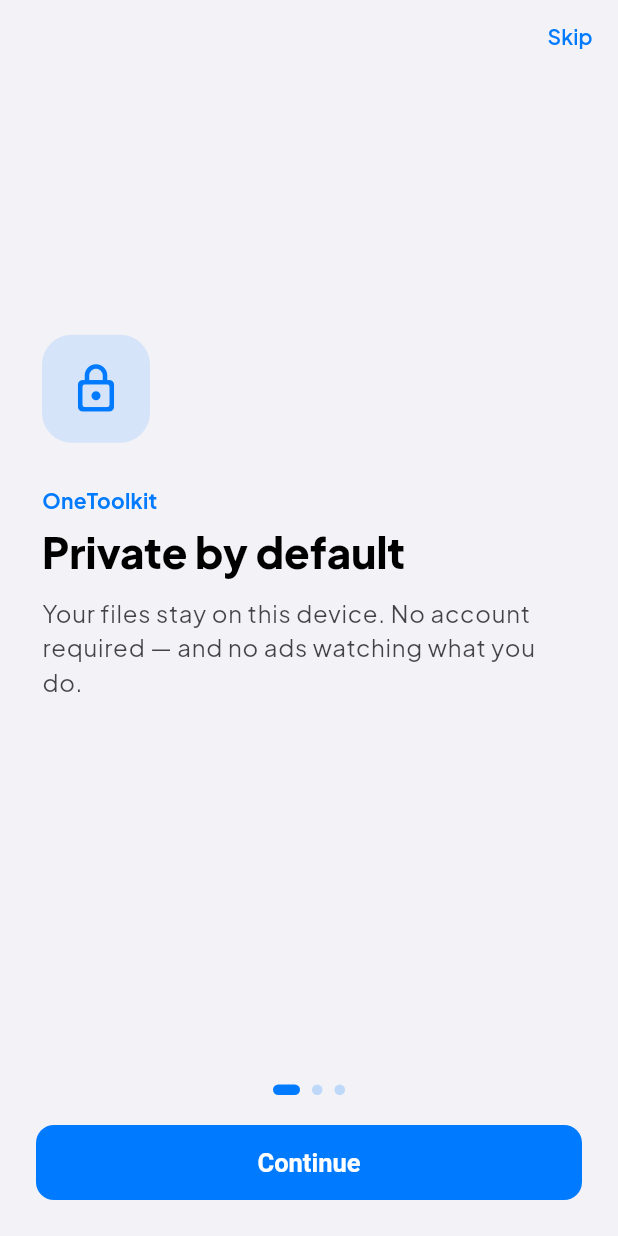
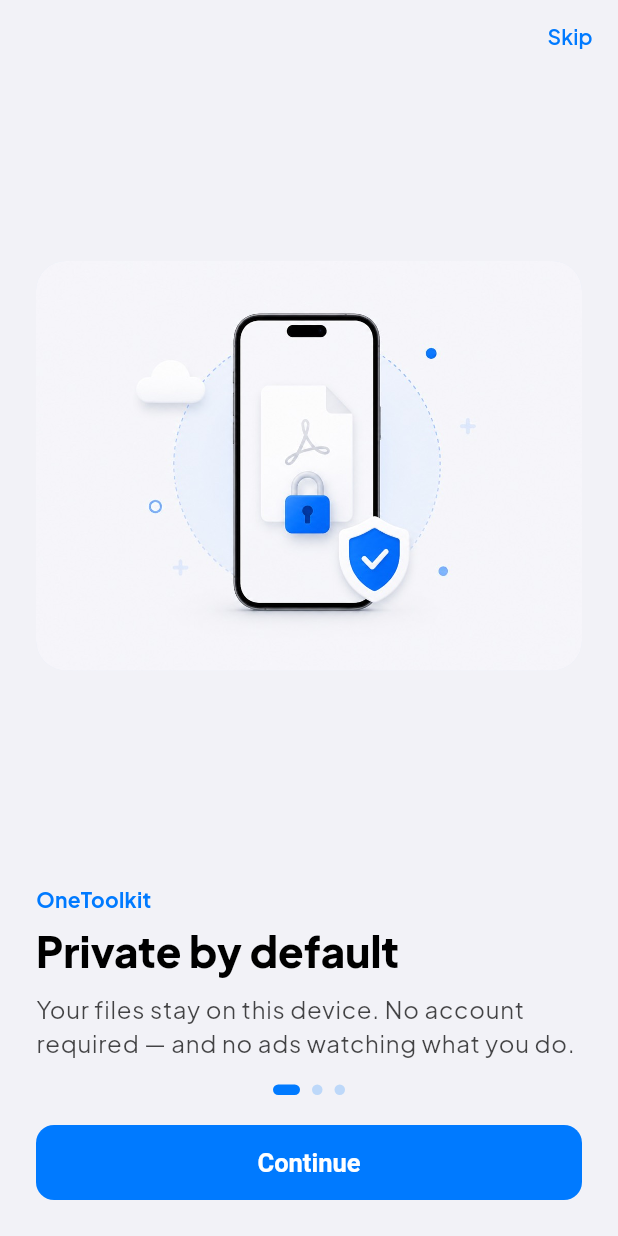
Before and after one commit to kamranibrahim/oneToolKit, a Flutter app: the screen it shows after launch, on a phone screen of 412 x 824 dp. Run offline on Flutter 3.47's test engine with Material 3 defaults, Android fonts, the phone set to English and light mode, and no system bars; our stand-ins replace barcode_widget, file_picker, flutter_image_compress, get, get_storage, google_fonts and 10 more; missing offline and left inert: cunning_document_scanner, google_mlkit_text_recognition, google_mlkit_translation, home_widget, mobile_scanner and 2 more.

Commit message:
Add illustrated pictures to the onboarding intro.
Show privacy, offline, and favorites artwork on each first-run page.

Co-authored-by: Cursor <cursoragent@cursor.com>

```diff
--- a/lib/modules/onboarding/onboarding_view.dart
+++ b/lib/modules/onboarding/onboarding_view.dart
@@ -19,21 +19,21 @@ class _OnboardingViewState extends State<OnboardingView> {
 
   static const _pages = [
     _PageData(
-      icon: Icons.lock_outline_rounded,
+      imageAsset: 'assets/onboarding/privacy.jpg',
       title: 'Private by default',
       body:
           'Your files stay on this device. No account required — and no ads watching what you do.',
       accent: AppColors.seed,
     ),
     _PageData(
-      icon: Icons.offline_bolt_outlined,
+      imageAsset: 'assets/onboarding/offline.jpg',
       title: 'Built for offline',
       body:
           'Merge PDFs, scan codes, compress images, and run everyday utilities without uploading to the cloud.',
       accent: AppColors.qr,
     ),
     _PageData(
-      icon: Icons.star_outline_rounded,
+      imageAsset: 'assets/onboarding/favorites.jpg',
       title: 'Pin what you use',
       body:
           'Favorite tools for quick access, and optionally add a OneToolkit widget to your home screen.',
@@ -87,21 +87,32 @@ class _OnboardingViewState extends State<OnboardingView> {
                 itemBuilder: (context, i) {
                   final page = _pages[i];
                   return Padding(
-                    padding: const EdgeInsets.fromLTRB(28, 12, 28, 12),
+                    padding: const EdgeInsets.fromLTRB(24, 4, 24, 8),
                     child: Column(
                       crossAxisAlignment: CrossAxisAlignment.start,
                       children: [
-                        const Spacer(flex: 2),
-                        Container(
-                          width: 72,
-                          height: 72,
-                          decoration: BoxDecoration(
-                            color: page.accent.withValues(alpha: 0.12),
-                            borderRadius: BorderRadius.circular(20),
+                        Expanded(
+                          flex: 5,
+                          child: Center(
+                            child: AspectRatio(
+                              aspectRatio: 4 / 3,
+                              child: ClipRRect(
+                                borderRadius: BorderRadius.circular(20),
+                                child: DecoratedBox(
+                                  decoration: BoxDecoration(
+                                    color: page.accent.withValues(alpha: 0.06),
+                                  ),
+                                  child: Image.asset(
+                                    page.imageAsset,
+                                    fit: BoxFit.cover,
+                                    filterQuality: FilterQuality.high,
+                                  ),
+                                ),
+                              ),
+                            ),
                           ),
-                          child: Icon(page.icon, size: 36, color: page.accent),
                         ),
-                        const SizedBox(height: 28),
+                        const SizedBox(height: 20),
                         Text(
                           AppConstants.appName,
                           style: theme.textTheme.labelLarge?.copyWith(
@@ -118,7 +129,7 @@ class _OnboardingViewState extends State<OnboardingView> {
                             height: 1.15,
                           ),
                         ),
-                        const SizedBox(height: 14),
+                        const SizedBox(height: 12),
                         Text(
                           page.body,
                           style: theme.textTheme.bodyLarge?.copyWith(
@@ -127,7 +138,7 @@ class _OnboardingViewState extends State<OnboardingView> {
                             height: 1.45,
                           ),
                         ),
-                        const Spacer(flex: 3),
+                        const SizedBox(height: 8),
                       ],
                     ),
                   );
@@ -176,13 +187,13 @@ class _OnboardingViewState extends State<OnboardingView> {
 
 class _PageData {
   const _PageData({
-    required this.icon,
+    required this.imageAsset,
     required this.title,
     required this.body,
     required this.accent,
   });
 
-  final IconData icon;
+  final String imageAsset;
   final String title;
   final String body;
   final Color accent;
--- a/pubspec.yaml
+++ b/pubspec.yaml
@@ -91,10 +91,8 @@ flutter:
   # the material Icons class.
   uses-material-design: true
 
-  # To add assets to your application, add an assets section, like this:
-  # assets:
-  #   - images/a_dot_burr.jpeg
-  #   - images/a_dot_ham.jpeg
+  assets:
+    - assets/onboarding/
 
   # An image asset can refer to one or more resolution-specific "variants", see
   # https://flutter.dev/to/resolution-aware-images
```
Also changed, not shown: assets/onboarding/favorites.jpg (added), assets/onboarding/offline.jpg (added), assets/onboarding/privacy.jpg (added).
